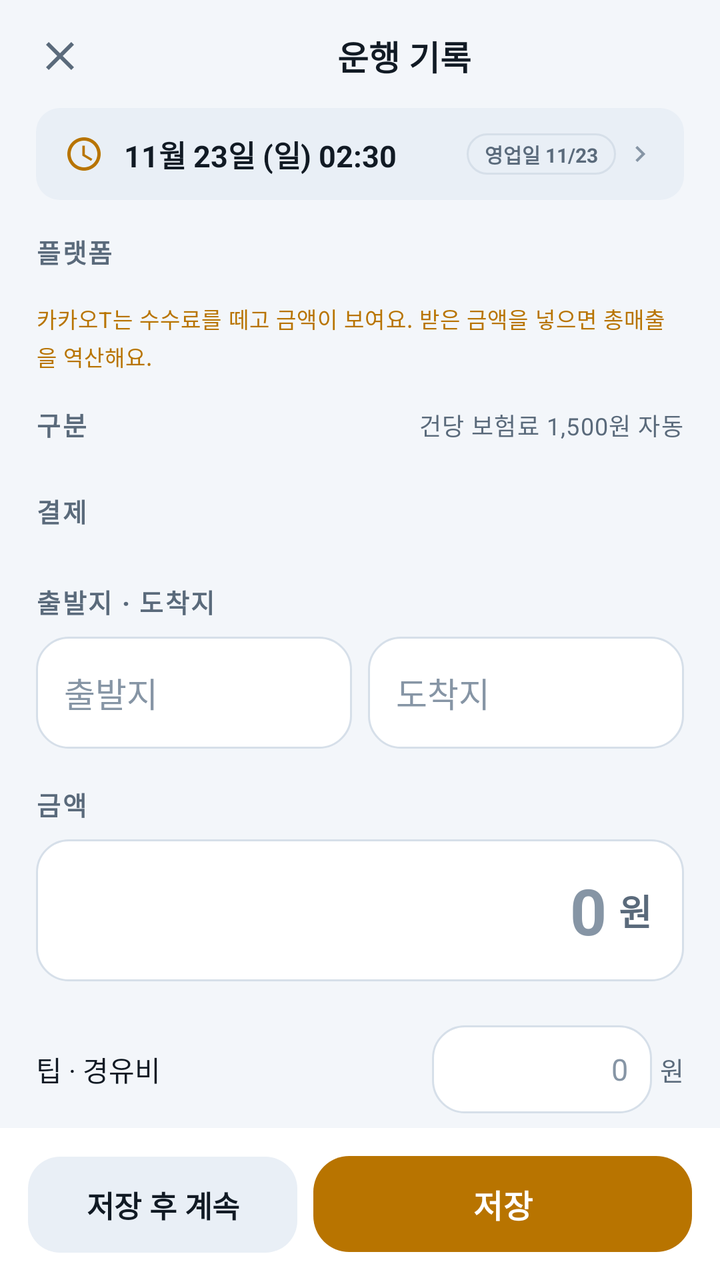
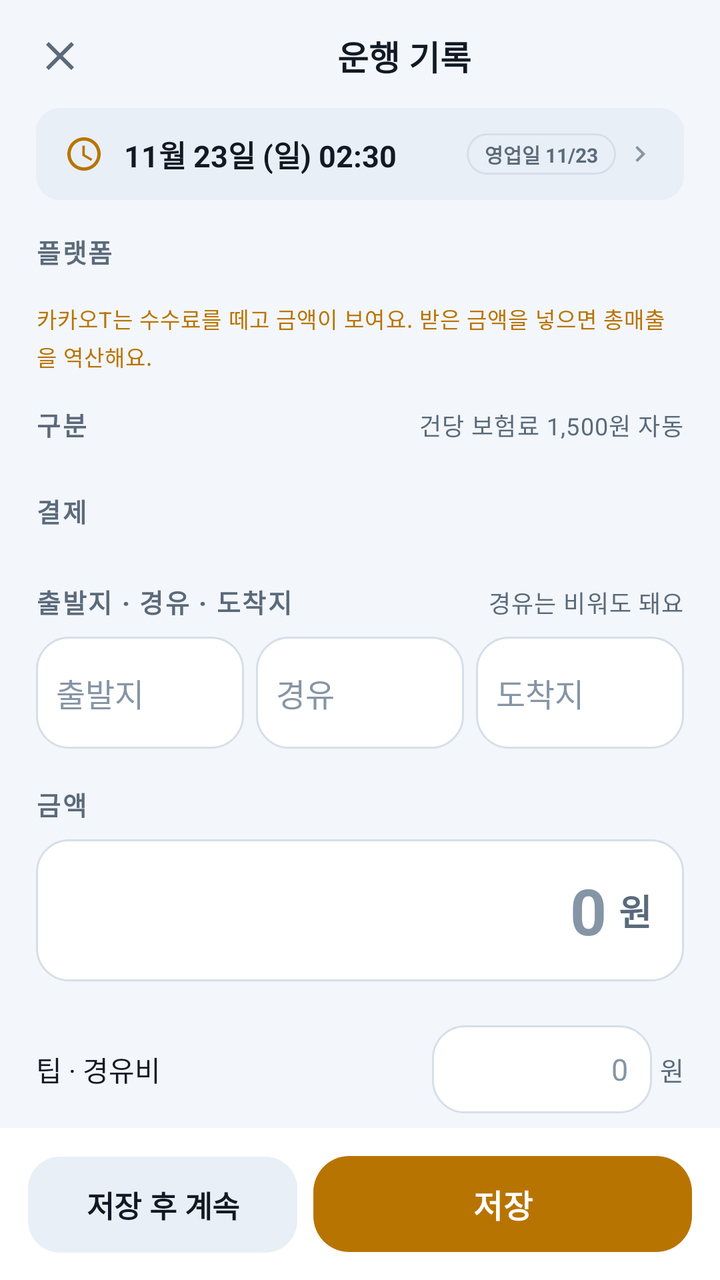

Two renders of the same Android screen: before a commit and after it. Below are the layout's source before the change and the commit's diff.
<!-- AndroidManifest.xml: application theme Theme.DaeriLedger -->
<!-- res/layout/activity_add_ride.xml -->
<?xml version="1.0" encoding="utf-8"?>
<LinearLayout xmlns:android="http://schemas.android.com/apk/res/android"
    xmlns:app="http://schemas.android.com/apk/res-auto"
    android:layout_width="match_parent"
    android:layout_height="match_parent"
    android:background="@color/bg"
    android:orientation="vertical">

    
    <LinearLayout
        android:layout_width="match_parent"
        android:layout_height="wrap_content"
        android:gravity="center_vertical"
        android:orientation="horizontal"
        android:paddingHorizontal="8dp"
        android:paddingTop="6dp">

        <ImageButton
            android:id="@+id/closeButton"
            android:layout_width="44dp"
            android:layout_height="44dp"
            android:background="?attr/selectableItemBackgroundBorderless"
            android:contentDescription="닫기"
            android:src="@drawable/ic_close"
            app:tint="@color/text_secondary" />

        <TextView
            android:id="@+id/titleText"
            android:layout_width="0dp"
            android:layout_height="wrap_content"
            android:layout_weight="1"
            android:gravity="center"
            android:text="운행 기록"
            android:textColor="@color/text_primary"
            android:textSize="17sp"
            android:textStyle="bold" />

        <TextView
            android:id="@+id/deleteButton"
            android:layout_width="wrap_content"
            android:layout_height="44dp"
            android:background="?attr/selectableItemBackgroundBorderless"
            android:gravity="center"
            android:paddingHorizontal="12dp"
            android:text="삭제"
            android:textColor="@color/loss"
            android:textSize="14sp"
            android:visibility="gone" />
    </LinearLayout>

    <androidx.core.widget.NestedScrollView
        android:layout_width="match_parent"
        android:layout_height="0dp"
        android:layout_weight="1"
        android:clipToPadding="false"
        android:fillViewport="true"
        android:scrollbars="none">

        <LinearLayout
            android:layout_width="match_parent"
            android:layout_height="wrap_content"
            android:orientation="vertical"
            android:paddingHorizontal="18dp"
            android:paddingBottom="20dp">

            
            <LinearLayout
                android:id="@+id/timeRow"
                android:layout_width="match_parent"
                android:layout_height="wrap_content"
                android:layout_marginTop="4dp"
                android:background="@drawable/bg_chip_soft"
                android:clickable="true"
                android:focusable="true"
                android:gravity="center_vertical"
                android:orientation="horizontal"
                android:paddingHorizontal="14dp"
                android:paddingVertical="12dp">

                <ImageView
                    android:layout_width="20dp"
                    android:layout_height="20dp"
                    android:contentDescription="@null"
                    android:src="@drawable/ic_clock"
                    app:tint="@color/accent" />

                <TextView
                    android:id="@+id/timeText"
                    android:layout_width="0dp"
                    android:layout_height="wrap_content"
                    android:layout_marginStart="10dp"
                    android:layout_weight="1"
                    android:fontFeatureSettings="tnum"
                    android:text="11월 23일 (일) 02:30"
                    android:textColor="@color/text_primary"
                    android:textSize="15sp"
                    android:textStyle="bold" />

                <TextView
                    android:id="@+id/businessDayChip"
                    android:layout_width="wrap_content"
                    android:layout_height="wrap_content"
                    android:background="@drawable/bg_pill"
                    android:paddingHorizontal="9dp"
                    android:paddingVertical="3dp"
                    android:text="영업일 11/23"
                    android:textColor="@color/text_secondary"
                    android:textSize="10sp"
                    android:textStyle="bold" />

                <ImageView
                    android:layout_width="16dp"
                    android:layout_height="16dp"
                    android:layout_marginStart="4dp"
                    android:contentDescription="@null"
                    android:src="@drawable/ic_chevron_right"
                    app:tint="@color/text_tertiary" />
            </LinearLayout>

            
            <TextView
                style="@style/Text.Daeri.Section"
                android:layout_width="wrap_content"
                android:layout_height="wrap_content"
                android:layout_marginTop="16dp"
                android:layout_marginBottom="8dp"
                android:text="플랫폼" />

            <com.google.android.material.chip.ChipGroup
                android:id="@+id/platformChips"
                android:layout_width="match_parent"
                android:layout_height="wrap_content"
                app:chipSpacingHorizontal="7dp"
                app:chipSpacingVertical="4dp"
                app:singleSelection="true" />

            <TextView
                android:id="@+id/platformFeeNote"
                style="@style/Text.Daeri.Label"
                android:layout_width="match_parent"
                android:layout_height="wrap_content"
                android:layout_marginTop="8dp"
                android:lineSpacingExtra="2dp"
                android:text="카카오T는 수수료를 떼고 금액이 보여요. 받은 금액을 넣으면 총매출을 역산해요."
                android:textColor="@color/accent"
                android:textSize="11sp" />

            
            <LinearLayout
                android:layout_width="match_parent"
                android:layout_height="wrap_content"
                android:layout_marginTop="16dp"
                android:orientation="horizontal">

                <TextView
                    style="@style/Text.Daeri.Section"
                    android:layout_width="0dp"
                    android:layout_height="wrap_content"
                    android:layout_weight="1"
                    android:text="구분" />

                <TextView
                    android:id="@+id/insuranceHintText"
                    style="@style/Text.Daeri.Label"
                    android:layout_width="wrap_content"
                    android:layout_height="wrap_content"
                    android:text="건당 보험료 1,500원 자동" />
            </LinearLayout>

            <com.google.android.material.chip.ChipGroup
                android:id="@+id/serviceChips"
                android:layout_width="match_parent"
                android:layout_height="wrap_content"
                android:layout_marginTop="8dp"
                app:chipSpacingHorizontal="7dp"
                app:singleSelection="true" />

            
            <TextView
                style="@style/Text.Daeri.Section"
                android:layout_width="wrap_content"
                android:layout_height="wrap_content"
                android:layout_marginTop="16dp"
                android:layout_marginBottom="8dp"
                android:text="결제" />

            <com.google.android.material.chip.ChipGroup
                android:id="@+id/paymentChips"
                android:layout_width="match_parent"
                android:layout_height="wrap_content"
                app:chipSpacingHorizontal="7dp"
                app:singleSelection="true" />

            
            <TextView
                style="@style/Text.Daeri.Section"
                android:layout_width="wrap_content"
                android:layout_height="wrap_content"
                android:layout_marginTop="18dp"
                android:layout_marginBottom="8dp"
                android:text="출발지 · 도착지" />

            <LinearLayout
                android:layout_width="match_parent"
                android:layout_height="wrap_content"
                android:orientation="horizontal">

                <EditText
                    android:id="@+id/fromInput"
                    android:layout_width="0dp"
                    android:layout_height="wrap_content"
                    android:layout_weight="1"
                    android:background="@drawable/bg_amount_field"
                    android:hint="출발지"
                    android:imeOptions="actionNext"
                    android:importantForAutofill="no"
                    android:inputType="text"
                    android:maxLength="40"
                    android:minHeight="56dp"
                    android:paddingHorizontal="14dp"
                    android:paddingVertical="14dp"
                    android:textColor="@color/text_primary"
                    android:textColorHint="@color/text_tertiary"
                    android:textSize="17sp" />

                <EditText
                    android:id="@+id/toInput"
                    android:layout_width="0dp"
                    android:layout_height="wrap_content"
                    android:layout_marginStart="8dp"
                    android:layout_weight="1"
                    android:background="@drawable/bg_amount_field"
                    android:hint="도착지"
                    android:imeOptions="actionNext"
                    android:importantForAutofill="no"
                    android:inputType="text"
                    android:maxLength="40"
                    android:minHeight="56dp"
                    android:paddingHorizontal="14dp"
                    android:paddingVertical="14dp"
                    android:textColor="@color/text_primary"
                    android:textColorHint="@color/text_tertiary"
                    android:textSize="17sp" />
            </LinearLayout>

            
            <TextView
                android:id="@+id/amountSectionLabel"
                style="@style/Text.Daeri.Section"
                android:layout_width="wrap_content"
                android:layout_height="wrap_content"
                android:layout_marginTop="18dp"
                android:layout_marginBottom="8dp"
                android:text="금액" />

            <LinearLayout
                android:layout_width="match_parent"
                android:layout_height="wrap_content"
                android:background="@drawable/bg_amount_field"
                android:gravity="center_vertical"
                android:orientation="horizontal"
                android:paddingHorizontal="16dp"
                android:paddingVertical="10dp">

                <EditText
                    android:id="@+id/amountInput"
                    android:layout_width="0dp"
                    android:layout_height="wrap_content"
                    android:layout_weight="1"
                    android:background="@null"
                    android:fontFeatureSettings="tnum"
                    android:gravity="end|center_vertical"
                    android:hint="0"
                    android:imeOptions="actionDone"
                    android:importantForAutofill="no"
                    android:inputType="number"
                    android:maxLength="9"
                    android:minHeight="48dp"
                    android:paddingVertical="4dp"
                    android:textColor="@color/text_primary"
                    android:textColorHint="@color/text_tertiary"
                    android:textSize="32sp"
                    android:textStyle="bold" />

                <TextView
                    android:layout_width="wrap_content"
                    android:layout_height="wrap_content"
                    android:layout_marginStart="6dp"
                    android:text="원"
                    android:textColor="@color/text_secondary"
                    android:textSize="18sp"
                    android:textStyle="bold" />
            </LinearLayout>

            <com.google.android.material.chip.ChipGroup
                android:id="@+id/amountChips"
                android:layout_width="match_parent"
                android:layout_height="wrap_content"
                android:layout_marginTop="8dp"
                app:chipSpacingHorizontal="7dp"
                app:chipSpacingVertical="4dp" />

            
            <LinearLayout
                android:layout_width="match_parent"
                android:layout_height="wrap_content"
                android:layout_marginTop="14dp"
                android:gravity="center_vertical"
                android:orientation="horizontal">

                <TextView
                    android:layout_width="0dp"
                    android:layout_height="wrap_content"
                    android:layout_weight="1"
                    android:text="팁 · 경유비"
                    android:textColor="@color/text_primary"
                    android:textSize="14sp" />

                <EditText
                    android:id="@+id/tipInput"
                    android:layout_width="110dp"
                    android:layout_height="44dp"
                    android:background="@drawable/bg_amount_field"
                    android:fontFeatureSettings="tnum"
                    android:gravity="end|center_vertical"
                    android:hint="0"
                    android:imeOptions="actionNext"
                    android:importantForAutofill="no"
                    android:inputType="number"
                    android:maxLength="7"
                    android:paddingHorizontal="12dp"
                    android:textColor="@color/text_primary"
                    android:textColorHint="@color/text_tertiary"
                    android:textSize="15sp" />

                <TextView
                    android:layout_width="wrap_content"
                    android:layout_height="wrap_content"
                    android:layout_marginStart="4dp"
                    android:text="원"
                    android:textColor="@color/text_secondary"
                    android:textSize="13sp" />
            </LinearLayout>

            
            <LinearLayout
                android:layout_width="match_parent"
                android:layout_height="wrap_content"
                android:layout_marginTop="14dp"
                android:gravity="center_vertical"
                android:orientation="horizontal">

                <TextView
                    android:layout_width="0dp"
                    android:layout_height="wrap_content"
                    android:layout_weight="1"
                    android:text="특이사항 (선택)"
                    android:textColor="@color/text_primary"
                    android:textSize="14sp" />

                <TextView
                    style="@style/Text.Daeri.Label"
                    android:layout_width="wrap_content"
                    android:layout_height="wrap_content"
                    android:text="기록 카드에 함께 보여요" />
            </LinearLayout>

            <EditText
                android:id="@+id/memoInput"
                android:layout_width="match_parent"
                android:layout_height="48dp"
                android:layout_marginTop="8dp"
                android:background="@drawable/bg_amount_field"
                android:hint="예: 대기비, 경유, 손님 요청 등"
                android:imeOptions="actionDone"
                android:importantForAutofill="no"
                android:inputType="text"
                android:maxLength="80"
                android:paddingHorizontal="14dp"
                android:textColor="@color/text_primary"
                android:textColorHint="@color/text_tertiary"
                android:textSize="14sp" />

            
            <TextView
                android:id="@+id/advancedToggle"
                android:layout_width="wrap_content"
                android:layout_height="wrap_content"
                android:layout_marginTop="8dp"
                android:background="?attr/selectableItemBackground"
                android:paddingVertical="8dp"
                android:text="▾ 상세 입력 (보험료)"
                android:textColor="@color/accent"
                android:textSize="13sp"
                android:textStyle="bold" />

            <LinearLayout
                android:id="@+id/advancedPanel"
                android:layout_width="match_parent"
                android:layout_height="wrap_content"
                android:orientation="vertical"
                android:visibility="gone">

                <LinearLayout
                    android:layout_width="match_parent"
                    android:layout_height="wrap_content"
                    android:layout_marginTop="4dp"
                    android:gravity="center_vertical"
                    android:orientation="horizontal">

                    <TextView
                        android:layout_width="0dp"
                        android:layout_height="wrap_content"
                        android:layout_weight="1"
                        android:text="건당 보험료"
                        android:textColor="@color/text_primary"
                        android:textSize="14sp" />

                    <EditText
                        android:id="@+id/insuranceInput"
                        android:layout_width="120dp"
                        android:layout_height="44dp"
                        android:background="@drawable/bg_amount_field"
                        android:fontFeatureSettings="tnum"
                        android:gravity="end|center_vertical"
                        android:imeOptions="actionDone"
                        android:importantForAutofill="no"
                        android:inputType="number"
                        android:maxLength="7"
                        android:paddingHorizontal="12dp"
                        android:textColor="@color/text_primary"
                        android:textColorHint="@color/text_tertiary"
                        android:textSize="15sp" />

                    <TextView
                        android:layout_width="wrap_content"
                        android:layout_height="wrap_content"
                        android:layout_marginStart="4dp"
                        android:text="원"
                        android:textColor="@color/text_secondary"
                        android:textSize="13sp" />
                </LinearLayout>
            </LinearLayout>

            
            <com.google.android.material.card.MaterialCardView
                style="@style/Widget.Daeri.Card"
                android:layout_width="match_parent"
                android:layout_height="wrap_content"
                android:layout_marginTop="18dp"
                app:cardBackgroundColor="@color/surface"
                app:strokeColor="@color/outline">

                <LinearLayout
                    android:layout_width="match_parent"
                    android:layout_height="wrap_content"
                    android:orientation="vertical"
                    android:padding="16dp">

                    <LinearLayout
                        android:layout_width="match_parent"
                        android:layout_height="wrap_content"
                        android:orientation="horizontal">

                        <TextView
                            style="@style/Text.Daeri.Label"
                            android:layout_width="0dp"
                            android:layout_height="wrap_content"
                            android:layout_weight="1"
                            android:text="총매출 (팁 포함)" />

                        <TextView
                            android:id="@+id/previewTotal"
                            android:layout_width="wrap_content"
                            android:layout_height="wrap_content"
                            android:fontFeatureSettings="tnum"
                            android:text="0원"
                            android:textColor="@color/text_primary"
                            android:textSize="13sp" />
                    </LinearLayout>

                    <LinearLayout
                        android:layout_width="match_parent"
                        android:layout_height="wrap_content"
                        android:layout_marginTop="6dp"
                        android:orientation="horizontal">

                        <TextView
                            android:id="@+id/previewFeeLabel"
                            style="@style/Text.Daeri.Label"
                            android:layout_width="0dp"
                            android:layout_height="wrap_content"
                            android:layout_weight="1"
                            android:text="플랫폼 수수료 0%" />

                        <TextView
                            android:id="@+id/previewFee"
                            android:layout_width="wrap_content"
                            android:layout_height="wrap_content"
                            android:fontFeatureSettings="tnum"
                            android:text="-0원"
                            android:textColor="@color/text_secondary"
                            android:textSize="13sp" />
                    </LinearLayout>

                    <LinearLayout
                        android:layout_width="match_parent"
                        android:layout_height="wrap_content"
                        android:layout_marginTop="6dp"
                        android:orientation="horizontal">

                        <TextView
                            style="@style/Text.Daeri.Label"
                            android:layout_width="0dp"
                            android:layout_height="wrap_content"
                            android:layout_weight="1"
                            android:text="보험료" />

                        <TextView
                            android:id="@+id/previewInsurance"
                            android:layout_width="wrap_content"
                            android:layout_height="wrap_content"
                            android:fontFeatureSettings="tnum"
                            android:text="-0원"
                            android:textColor="@color/text_secondary"
                            android:textSize="13sp" />
                    </LinearLayout>

                    <View
                        style="@style/Widget.Daeri.Divider"
                        android:layout_marginTop="10dp" />

                    <LinearLayout
                        android:layout_width="match_parent"
                        android:layout_height="wrap_content"
                        android:layout_marginTop="10dp"
                        android:gravity="center_vertical"
                        android:orientation="horizontal">

                        <TextView
                            android:layout_width="0dp"
                            android:layout_height="wrap_content"
                            android:layout_weight="1"
                            android:text="진짜 순수익"
                            android:textColor="@color/text_primary"
                            android:textSize="15sp"
                            android:textStyle="bold" />

                        <TextView
                            android:id="@+id/previewNet"
                            android:layout_width="wrap_content"
                            android:layout_height="wrap_content"
                            android:fontFeatureSettings="tnum"
                            android:text="0원"
                            android:textColor="@color/profit"
                            android:textSize="26sp"
                            android:textStyle="bold" />
                    </LinearLayout>
                </LinearLayout>
            </com.google.android.material.card.MaterialCardView>

        </LinearLayout>
    </androidx.core.widget.NestedScrollView>

    
    <LinearLayout
        android:layout_width="match_parent"
        android:layout_height="wrap_content"
        android:background="@color/surface"
        android:orientation="horizontal"
        android:paddingHorizontal="14dp"
        android:paddingVertical="10dp">

        <com.google.android.material.button.MaterialButton
            android:id="@+id/saveAndNextButton"
            style="@style/Widget.Daeri.Button.Tonal"
            android:layout_width="0dp"
            android:layout_height="56dp"
            android:layout_weight="1"
            android:text="저장 후 계속" />

        <com.google.android.material.button.MaterialButton
            android:id="@+id/saveButton"
            style="@style/Widget.Daeri.Button.Primary"
            android:layout_width="0dp"
            android:layout_height="56dp"
            android:layout_marginStart="8dp"
            android:layout_weight="1.4"
            android:text="저장" />
    </LinearLayout>

</LinearLayout>
<!-- resources referenced by this layout -->
<resources>
  <color name="accent">#B87400</color>
  <color name="bg">#F3F6FA</color>
  <color name="loss">#C93A3A</color>
  <color name="outline">#D6DFE9</color>
  <color name="profit">#0E8A4F</color>
  <color name="surface">#FFFFFF</color>
  <color name="text_primary">#111A24</color>
  <color name="text_secondary">#5A6A7B</color>
  <color name="text_tertiary">#8695A5</color>
  <!-- drawable bg_amount_field (drawable) -->
  <?xml version="1.0" encoding="utf-8"?>
  <shape xmlns:android="http://schemas.android.com/apk/res/android" android:shape="rectangle">
      <solid android:color="@color/surface" />
      <corners android:radius="16dp" />
      <stroke android:width="1dp" android:color="@color/outline" />
  </shape>
  <!-- drawable bg_chip_soft (drawable) -->
  <?xml version="1.0" encoding="utf-8"?>
  <shape xmlns:android="http://schemas.android.com/apk/res/android" android:shape="rectangle">
      <solid android:color="@color/surface_high" />
      <corners android:radius="12dp" />
  </shape>
  <!-- drawable bg_pill (drawable) -->
  <?xml version="1.0" encoding="utf-8"?>
  <shape xmlns:android="http://schemas.android.com/apk/res/android" android:shape="rectangle">
      <solid android:color="@color/surface_high" />
      <corners android:radius="100dp" />
      <stroke android:width="1dp" android:color="@color/outline" />
  </shape>
  <style name="Text.Daeri.Label" parent="TextAppearance.Material3.BodySmall">
          <item name="android:textSize">12sp</item>
          <item name="android:textColor">@color/text_secondary</item>
      </style>
  <style name="Text.Daeri.Section" parent="TextAppearance.Material3.TitleSmall">
          <item name="android:textSize">13sp</item>
          <item name="android:letterSpacing">0.06</item>
          <item name="android:textColor">@color/text_secondary</item>
          <item name="android:textStyle">bold</item>
      </style>
  <style name="Widget.Daeri.Divider" parent="">
          <item name="android:layout_width">match_parent</item>
          <item name="android:layout_height">1dp</item>
          <item name="android:background">@color/divider</item>
      </style>
  <style name="Theme.DaeriLedger" parent="Theme.DaeriLedger.Base" />
  <color name="surface_high">#E9EFF6</color>
  <color name="on_accent">#FFFFFF</color>
  <color name="surface_alt">#FFFFFF</color>
  <color name="divider">#E7EDF4</color>
  <color name="accent_dim">#FFF0D2</color>
  <color name="profit_dim">#E1F6EB</color>
  <color name="chart_bar">#2E6BC4</color>
  <style name="ThemeOverlay.Daeri.Dialog" parent="ThemeOverlay.Material3.MaterialAlertDialog">
          <item name="colorSurface">@color/surface_alt</item>
          <item name="colorOnSurface">@color/text_primary</item>
          <item name="colorOnSurfaceVariant">@color/text_secondary</item>
          <item name="shapeAppearanceOverlay">@style/Shape.Daeri.Large</item>
      </style>
  <style name="ThemeOverlay.Daeri.BottomSheet" parent="ThemeOverlay.Material3.BottomSheetDialog">
          <item name="colorSurface">@color/surface_alt</item>
          <item name="bottomSheetStyle">@style/Widget.Daeri.BottomSheet</item>
      </style>
  <style name="Shape.Daeri.ExtraSmall" parent="ShapeAppearance.Material3.Corner.ExtraSmall">
          <item name="cornerSize">8dp</item>
      </style>
  <style name="Shape.Daeri.Small" parent="ShapeAppearance.Material3.Corner.Small">
          <item name="cornerSize">12dp</item>
      </style>
  <style name="Shape.Daeri.Medium" parent="ShapeAppearance.Material3.Corner.Medium">
          <item name="cornerSize">18dp</item>
      </style>
  <style name="Shape.Daeri.Large" parent="ShapeAppearance.Material3.Corner.Large">
          <item name="cornerSize">26dp</item>
      </style>
  <style name="Widget.Daeri.BottomSheet" parent="Widget.Material3.BottomSheet.Modal">
          <item name="shapeAppearance">@style/Shape.Daeri.Large</item>
          <item name="backgroundTint">@color/surface_alt</item>
      </style>
  <!-- unchanged entries left out for length: 7 -->
</resources>

<!-- the commit's change to res/layout/activity_add_ride.xml (unified diff, before → after) -->
@@ -192,13 +192,26 @@
                 app:singleSelection="true" />
 
             
-            <TextView
-                style="@style/Text.Daeri.Section"
-                android:layout_width="wrap_content"
+            <LinearLayout
+                android:layout_width="match_parent"
                 android:layout_height="wrap_content"
                 android:layout_marginTop="18dp"
                 android:layout_marginBottom="8dp"
-                android:text="출발지 · 도착지" />
+                android:orientation="horizontal">
+
+                <TextView
+                    style="@style/Text.Daeri.Section"
+                    android:layout_width="0dp"
+                    android:layout_height="wrap_content"
+                    android:layout_weight="1"
+                    android:text="출발지 · 경유 · 도착지" />
+
+                <TextView
+                    style="@style/Text.Daeri.Label"
+                    android:layout_width="wrap_content"
+                    android:layout_height="wrap_content"
+                    android:text="경유는 비워도 돼요" />
+            </LinearLayout>
 
             <LinearLayout
                 android:layout_width="match_parent"
@@ -217,17 +230,36 @@
                     android:inputType="text"
                     android:maxLength="40"
                     android:minHeight="56dp"
-                    android:paddingHorizontal="14dp"
+                    android:paddingHorizontal="10dp"
                     android:paddingVertical="14dp"
                     android:textColor="@color/text_primary"
                     android:textColorHint="@color/text_tertiary"
-                    android:textSize="17sp" />
+                    android:textSize="16sp" />
+
+                <EditText
+                    android:id="@+id/viaInput"
+                    android:layout_width="0dp"
+                    android:layout_height="wrap_content"
+                    android:layout_marginStart="6dp"
+                    android:layout_weight="1"
+                    android:background="@drawable/bg_amount_field"
+                    android:hint="경유"
+                    android:imeOptions="actionNext"
+                    android:importantForAutofill="no"
+                    android:inputType="text"
+                    android:maxLength="40"
+                    android:minHeight="56dp"
+                    android:paddingHorizontal="10dp"
+                    android:paddingVertical="14dp"
+                    android:textColor="@color/text_primary"
+                    android:textColorHint="@color/text_tertiary"
+                    android:textSize="16sp" />
 
                 <EditText
                     android:id="@+id/toInput"
                     android:layout_width="0dp"
                     android:layout_height="wrap_content"
-                    android:layout_marginStart="8dp"
+                    android:layout_marginStart="6dp"
                     android:layout_weight="1"
                     android:background="@drawable/bg_amount_field"
                     android:hint="도착지"
@@ -236,11 +268,11 @@
                     android:inputType="text"
                     android:maxLength="40"
                     android:minHeight="56dp"
-                    android:paddingHorizontal="14dp"
+                    android:paddingHorizontal="10dp"
                     android:paddingVertical="14dp"
                     android:textColor="@color/text_primary"
                     android:textColorHint="@color/text_tertiary"
-                    android:textSize="17sp" />
+                    android:textSize="16sp" />
             </LinearLayout>
 
             
